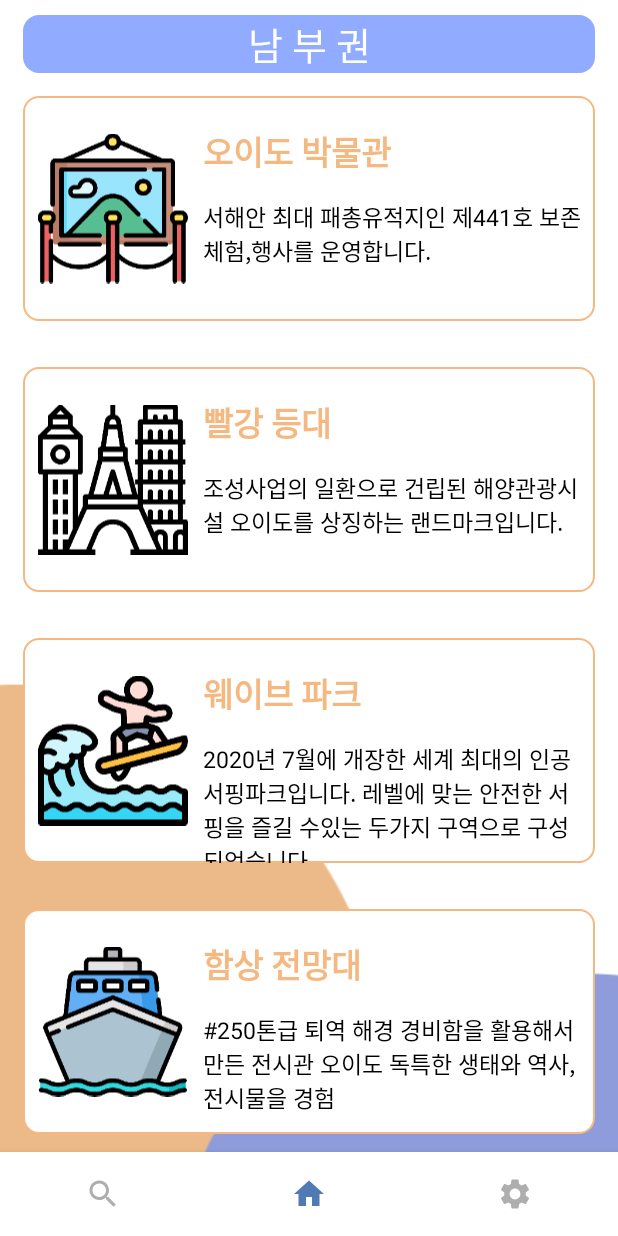
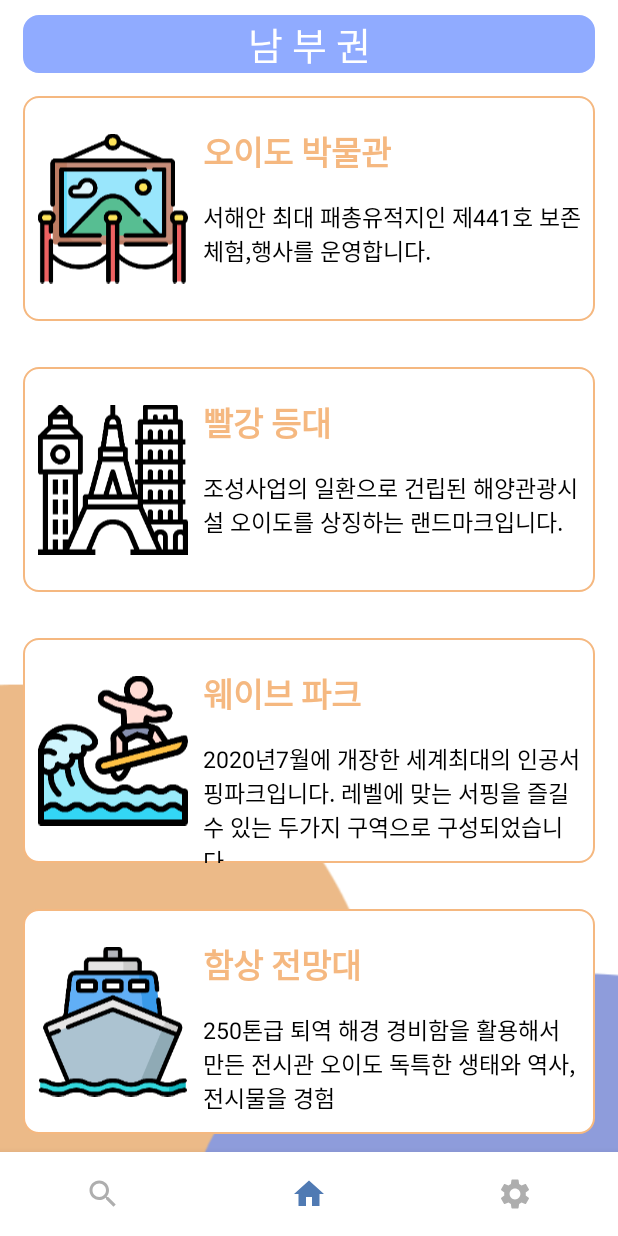
Before and after one commit to kimsw215/SeeHeung, an Android app: the SouthClassifyFragment screen opened through its navigation route, on a phone screen of 412 x 824 dp. Run offline under Robolectric (Android 15) with nearby library versions, the phone set to English and light mode, and no system bars; our stand-ins replace Firebase (no records; nobody signed in at launch, a user with empty details on screens opened directly), navigation-ui.

Commit message:
남부 수정 요청반영

```diff
--- a/app/src/main/java/kr/ac/kpu/ce2019152012/seeheung/SouthFragments/SouthClassifyFragment.kt
+++ b/app/src/main/java/kr/ac/kpu/ce2019152012/seeheung/SouthFragments/SouthClassifyFragment.kt
@@ -58,15 +58,15 @@ class SouthClassifyFragment : Fragment() {
         datas.apply{
             add(HashDataVo("오이도 박물관", "서해안 최대 패총유적지인 제441호 보존 체험,행사를 운영합니다.",  R.drawable.icon_museum))
             add(HashDataVo("빨강 등대", "조성사업의 일환으로 건립된 해양관광시설 오이도를 상징하는 랜드마크입니다.",  R.drawable.icon_landmark))
-            add(HashDataVo("웨이브 파크", "2020년 7월에 개장한 세계 최대의 인공서핑파크입니다. 레벨에 맞는 안전한 서핑을 즐길 수있는 두가지 구역으로 구성되었습니다.",  R.drawable.icon_surfing))
-            add(HashDataVo("함상 전망대", "#250톤급 퇴역 해경 경비함을 활용해서 만든 전시관 오이도 독특한 생태와 역사,전시물을 경험",  R.drawable.icon_ship))
-            add(HashDataVo("생금집", "1913년에 개축한 가옥으로 2005년 전면적으로 개축 전통가옥의 생활모습을 잘 살펴볼 수 있습니다.", R.drawable.icon_ceramic))
+            add(HashDataVo("웨이브 파크", "2020년7월에 개장한 세계최대의 인공서핑파크입니다. 레벨에 맞는 서핑을 즐길 수 있는 두가지 구역으로 구성되었습니다.",  R.drawable.icon_surfing))
+            add(HashDataVo("함상 전망대", "250톤급 퇴역 해경 경비함을 활용해서 만든 전시관 오이도 독특한 생태와 역사,전시물을 경험",  R.drawable.icon_ship))
+            add(HashDataVo("생금집", "1913년에 개축한 가옥으로 2005년 전면적으로 개축 전통가옥의 생활모습을 잘 살펴볼 수 있습니다.", R.drawable.icon_hanok))
             add(HashDataVo("배곧한울공원", "해안가를 배경으로 만들어진 공원은 시흥이라는 정신 아래 인간과 자연을 품은 목표에 부합되게 만들어졌습니다. ",  R.drawable.icon_park))
             add(HashDataVo("옥구공원", "고향 동산,무궁화 동산,습지원과 연꽃단지 등으로 구성된 환경친화적 공원입니다.",  R.drawable.icon_park))
-            add(HashDataVo("오이도선사유적공원", "약33만제곱미터 규모의 유적공원 하룻밤 보내기 좋은 캠프부터 조가비 공예품 만들기,생태 탐방등의 다양한 체험이 가능합니다.",  R.drawable.icon_ruins))
+            add(HashDataVo("오이도선사유적공원", "약33만제곱미터 규모의 유적공원 하룻밤 보내기 좋은캠프부터 조가비 공예품 제작,생태 탐방등의 체험이 가능합니다.",  R.drawable.icon_ruins))
             add(HashDataVo("시흥에코센터", "문화재생사업을 통해 산업단지에 휴식공간을 특성화한 문화공간입니다.",  R.drawable.icon_landmark))
             add(HashDataVo("맑은물상상누리", "주민참여 문화,예술,전시,생태를 기반으로 한 장착공간으로 프로그램 개발을 통해 랜드마크 조형적 가치를 보존하고 있습니다.",  R.drawable.icon_sewage))
-            add(HashDataVo("신세계프리미엄아울렛", "220여 개의 국내외 유명 패션브랜드 숍뿐 아니라,자연친화적 조경의 센트럴 가든,반려견과 산책 가능한 펫파크등의 쇼핑과 여가를 같이 즐길 수 있습니다.",  R.drawable.icon_shoppingmall))
+            add(HashDataVo("신세계프리미엄아울렛", "220여개의 유명 패션브랜드숍, 자연친화적 조경의 센트럴 가든, 반려견과 산책 가능한 펫파크등 여가를 같이 즐길 수 있습니다.",  R.drawable.icon_shoppingmall))
             add(HashDataVo("월곶포구", "석양이 아름다운 서해안의 산책로로, 로맨틱한 데이트 장소로 제격입니다.길게 늘어진 횟집에서 신선한 회를 즐길 수 있습니다.",  R.drawable.icon_port))
             add(HashDataVo("시흥정왕시장", "2016년 7월에 전통시장으로 인정받아 2개동 63개 점포가 등록되어 있습니다.국가 전통 음식을 접하기 쉽습니다.",  R.drawable.icon_market))
             add(HashDataVo("도일시장", "5일장이 열리는 재래시장입니다. 새마을운동으로 조성돼 한때는 우시장도 있었고 중심지 역활을 했습니다.",  R.drawable.icon_market))
```
